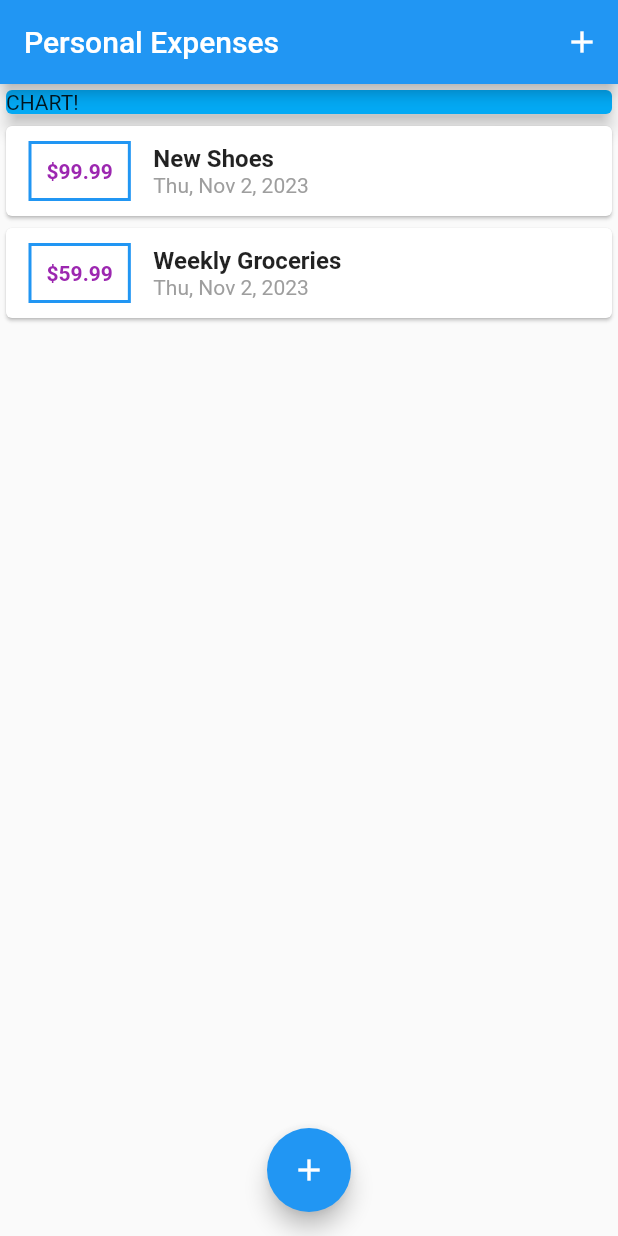
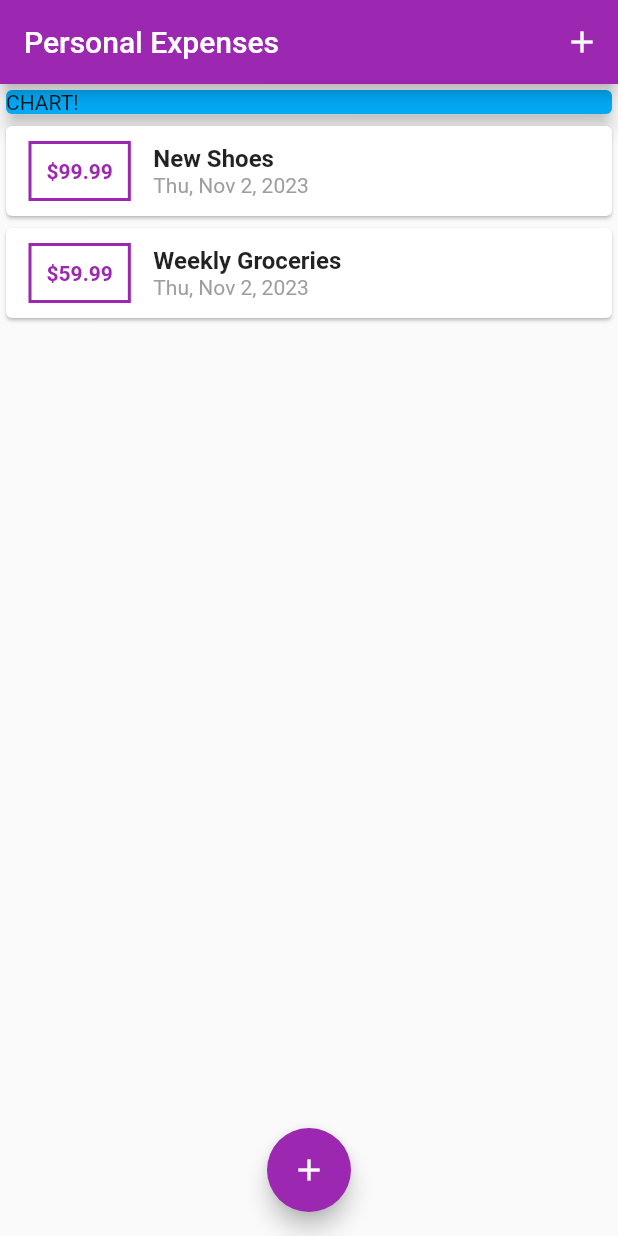
Before and after one commit to Muhammad-Umair1049/expense_planner, a Flutter app: the screen it shows after launch, on a phone screen of 412 x 824 dp. Run offline on Flutter 3.47's test engine with Material 2 defaults, Android fonts, the phone set to English and light mode, and no system bars.

Commit message:
Changed theme color

```diff
--- a/lib/main.dart
+++ b/lib/main.dart
@@ -10,7 +10,7 @@ class MyApp extends StatelessWidget {
   Widget build(BuildContext context) {
     return MaterialApp(
       title: 'Personal Expenses',
-      theme: ThemeData(primarySwatch: Colors.blue),
+      theme: ThemeData(primarySwatch: Colors.purple),
       home: MyHomePage(
         key: const Key('MyHomePage'), // Adding the named 'key' parameter here
       ),
```
